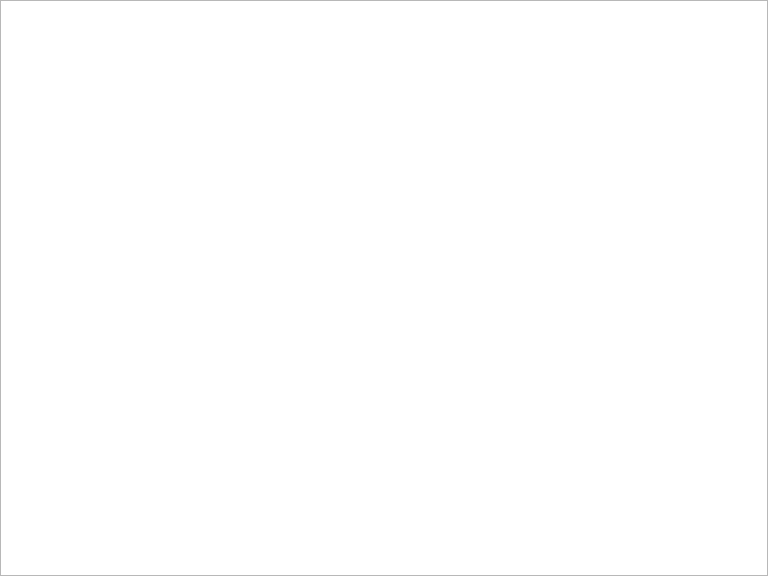
Before: the Qt Designer form mainwindow.ui in JuanSebastianMejiaOrtiz/Practica_5, drawn with Qt 5.
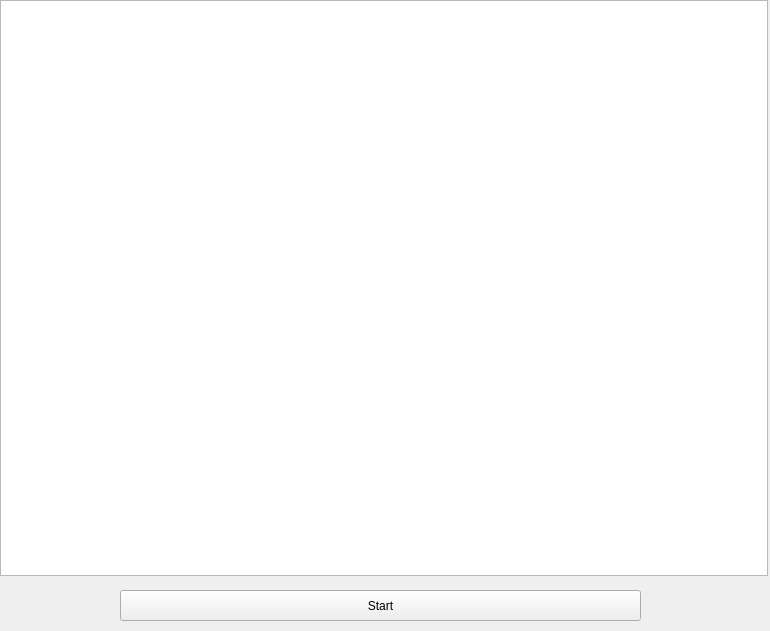
After: the same form once the commit is applied.

```diff
--- a/mainwindow.ui
+++ b/mainwindow.ui
@@ -6,8 +6,8 @@
    <rect>
     <x>0</x>
     <y>0</y>
-    <width>768</width>
-    <height>576</height>
+    <width>770</width>
+    <height>631</height>
    </rect>
   </property>
   <property name="windowTitle">
@@ -24,6 +24,19 @@
      </rect>
     </property>
    </widget>
+   <widget class="QPushButton" name="Reset">
+    <property name="geometry">
+     <rect>
+      <x>120</x>
+      <y>590</y>
+      <width>521</width>
+      <height>31</height>
+     </rect>
+    </property>
+    <property name="text">
+     <string>Start</string>
+    </property>
+   </widget>
   </widget>
  </widget>
  <resources/>
```
Left out of the diff: 2 changed lines with no effect on the pictures.
